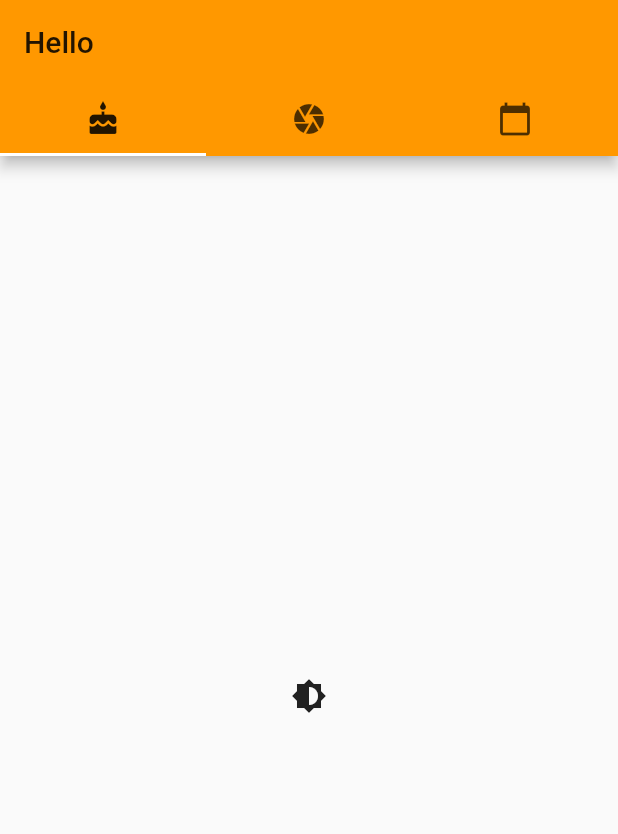
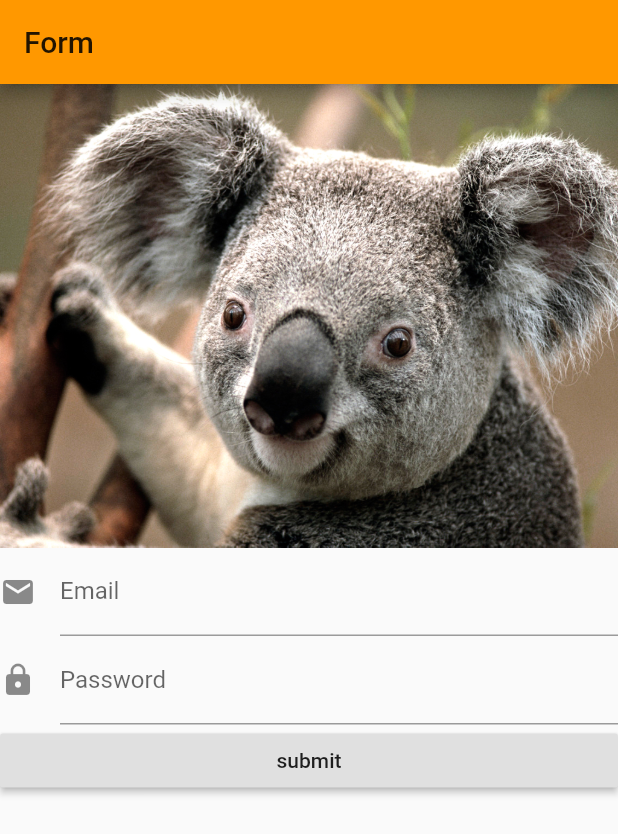
Before and after one commit to POKINBKK/lab01, a Flutter app: the screen it shows after launch, on a phone screen of 412 x 824 dp. Shown: the top 834 px of the screen. Run offline on Flutter 3.47's test engine with Material 2 defaults, Android fonts, the phone set to English and light mode, and no system bars.

Commit message:
Flutter Week4

```diff
--- a/lib/main.dart
+++ b/lib/main.dart
@@ -1,4 +1,6 @@
 import 'package:flutter/material.dart';
+import './ui/second_screen.dart';
+import './ui/my_custom_form.dart';
 
 void main() => runApp(MyApp());
 
@@ -12,42 +14,45 @@ class MyApp extends StatelessWidget {
       theme: ThemeData(
         primarySwatch: Colors.orange,
       ),
-      home: MyHomePage(),
+      //home: MyHomePage(),
+      initialRoute: "/",
+      routes: {
+        "/": (context) => MyCustomForm(),
+        "/second": (context) => SecondScreen(),
+      }
     );
   }
 }
 
-class MyHomePage extends StatelessWidget {
-  @override
-  Widget build(BuildContext context) {
-    // TODO: implement build
-    return DefaultTabController(
-      length: 3,
-      child: Scaffold(
-        appBar: AppBar(
-          title: Text("Hello"),
-          bottom: TabBar(tabs: <Widget>[
-            Tab(
-              icon: Icon(Icons.cake),
-            ),
-            Tab(
-              icon: Icon(Icons.camera),
-            ),
-            Tab(
-              icon: Icon(Icons.calendar_today),
-            ),
-          ],),
-        ),
-      body: TabBarView(
-        children: <Widget>[
-          Icon(Icons.brightness_medium),
-          Icon(Icons.battery_alert),
-          Icon(Icons.atm),
-        ],
-      ),
-      ),
-      );
-  }
-
-
-}
+// class MyHomePage extends StatelessWidget {
+//   @override
+//   Widget build(BuildContext context) {
+//     // TODO: implement build
+//     return DefaultTabController(
+//       length: 3,
+//       child: Scaffold(
+//         appBar: AppBar(
+//           title: Text("Hello"),
+//           bottom: TabBar(tabs: <Widget>[
+//             Tab(
+//               icon: Icon(Icons.cake),
+//             ),
+//             Tab(
+//               icon: Icon(Icons.camera),
+//             ),
+//             Tab(
+//               icon: Icon(Icons.calendar_today),
+//             ),
+//           ],),
+//         ),
+//       body: TabBarView(
+//         children: <Widget>[
+//           Icon(Icons.brightness_medium),
+//           Icon(Icons.battery_alert),
+//           Icon(Icons.atm),
+//         ],
+//       ),
+//       ),
+//       );
+//   }
+// }
--- /dev/null
+++ b/lib/ui/my_custom_form.dart
@@ -0,0 +1,66 @@
+import 'package:flutter/material.dart';
+
+class MyCustomForm extends StatefulWidget {
+  @override
+  State<StatefulWidget> createState() {
+    return MyCustomFormState();
+  }
+}
+
+class MyCustomFormState extends State<MyCustomForm> {
+  final _formKey = GlobalKey<FormState>();
+
+  @override
+  Widget build(BuildContext context) {
+    return Scaffold(
+      appBar: AppBar(
+        title: Text("Form"),
+      ),
+      body: Form(
+        key: _formKey,
+        child: ListView(
+          children: <Widget>[
+            Image.asset(
+              "assets/Koala.jpg",
+            ),
+            TextFormField(
+              decoration: InputDecoration(
+                labelText: "Email",
+                hintText: "Please input your Email",
+                icon: Icon(Icons.email),
+              ),
+              keyboardType: TextInputType.emailAddress,
+              onSaved: (value) => print(value),
+              validator: (value) {
+                if (value.isEmpty) {
+                  return "Please input value";
+                }
+              },
+            ),
+            TextFormField(
+              decoration: InputDecoration(
+                labelText: "Password",
+                hintText: "Please input your Password",
+                icon: Icon(Icons.lock),
+              ),
+              keyboardType: TextInputType.text,
+              obscureText: true,
+              onSaved: (value) => print(value),
+              validator: (value) {
+                if (value.isEmpty) {
+                  return "Please input value";
+                }
+              },
+            ),
+            RaisedButton(
+              child: Text("submit"),
+              onPressed: () {
+                _formKey.currentState.validate();
+              },
+            ),
+          ],
+        ),
+      ),
+    );
+  }
+}
--- a/pubspec.yaml
+++ b/pubspec.yaml
@@ -37,8 +37,10 @@ flutter:
   uses-material-design: true
 
   # To add assets to your application, add an assets section, like this:
-  # assets:
-  #  - images/a_dot_burr.jpeg
+  assets:
+  # - assets/
+  # - resources/
+    - assets/Koala.jpg
   #  - images/a_dot_ham.jpeg
 
   # An image asset can refer to one or more resolution-specific "variants", see
```
Also changed, not shown: lib/ui/detail_screen.dart (added, +25 -0 lines), lib/ui/first_screen.dart (added, +27 -0 lines), lib/ui/second_screen.dart (added, +21 -0 lines), assets/Koala.jpg (added).
